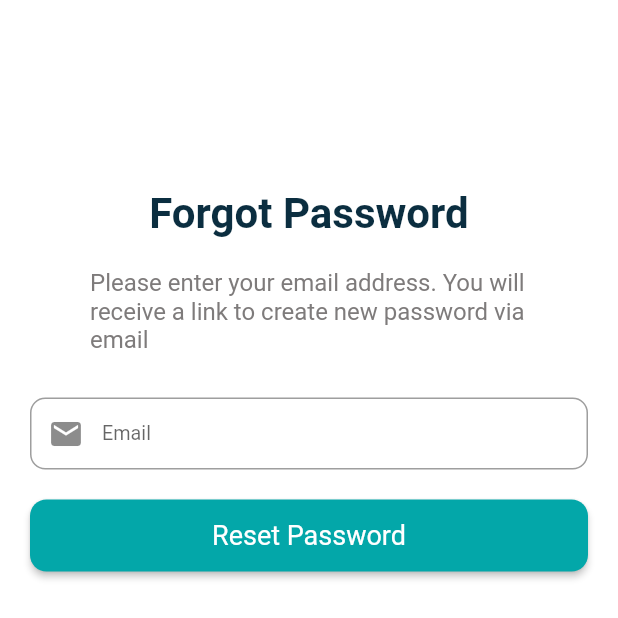
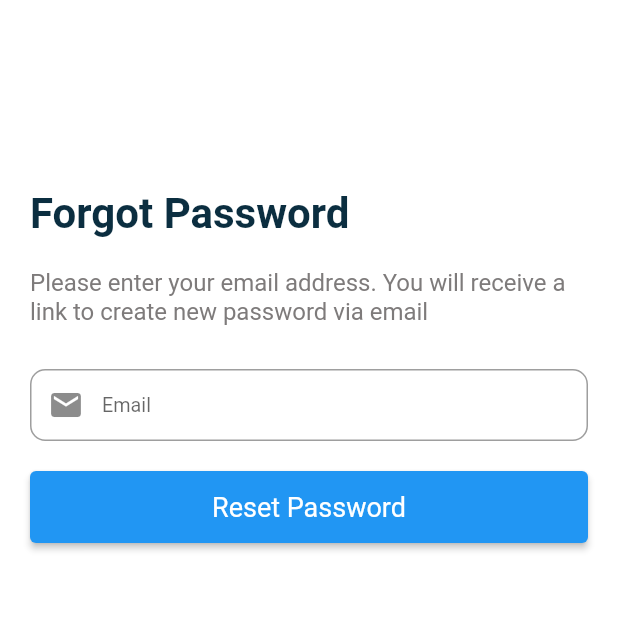
Before and after one commit to HassanHamdouna/app_api, a Flutter app: the screen it shows after launch, after a tap on "Forget Password ?", on a phone screen of 412 x 824 dp. Shown: the top 618 px of the screen. Run offline on Flutter 3.47's test engine with Material 2 defaults, Android fonts, the phone set to English and light mode, and no system bars; our stand-ins replace cached_network_image, flutter_screenutil, get, google_fonts, image_picker, shared_preferences; Roboto replaces fonts that are missing (Cairo, Ubuntu).

Commit message:
edit text and buttom color

```diff
--- a/lib/screens/auth/change_password_screen.dart
+++ b/lib/screens/auth/change_password_screen.dart
@@ -133,10 +133,8 @@ class _ChangePasswordScreenState extends State<ChangePasswordScreen> {
                     });
                   },
                   style: ElevatedButton.styleFrom(
-                      backgroundColor: const Color(0xff03A7A9),
                       minimumSize: const Size(double.infinity, 48),
-                      shape: RoundedRectangleBorder(
-                          borderRadius: BorderRadius.circular(11))),
+                      ),
                   child: Text(
                     'change Password',
                     style: GoogleFonts.ubuntu(
--- a/lib/screens/auth/forget_password_screen.dart
+++ b/lib/screens/auth/forget_password_screen.dart
@@ -54,6 +54,7 @@ class _ForgotPasswordScreenState extends State<ForgotPasswordScreen> {
           child: Center(
             child: Column(
               mainAxisAlignment: MainAxisAlignment.start,
+              crossAxisAlignment: CrossAxisAlignment.start,
               children: [
                 const SizedBox(
                   height: 70,
@@ -67,16 +68,13 @@ class _ForgotPasswordScreenState extends State<ForgotPasswordScreen> {
                 const SizedBox(
                   height: 20,
                 ),
-                Padding(
-                  padding: const EdgeInsets.only(left: 40),
-                  child: Text(
+                Text(
                     'Please enter your email address. You will receive a link to create new password via email',
                     style: GoogleFonts.ubuntu(
                       fontSize: 16,
                       fontWeight: FontWeight.w400,
                       color: const Color(0xff7E7B7B),
                     )),
-                ),
                 const SizedBox(
                   height: 29,
                 ),
@@ -99,10 +97,8 @@ class _ForgotPasswordScreenState extends State<ForgotPasswordScreen> {
                     });
                   },
                   style: ElevatedButton.styleFrom(
-                      backgroundColor: const Color(0xff03A7A9),
                       minimumSize: const Size(double.infinity, 48),
-                      shape: RoundedRectangleBorder(
-                          borderRadius: BorderRadius.circular(11))),
+                  ),
                   child: Text(
                     'Reset Password',
                     style: GoogleFonts.ubuntu(
--- a/lib/screens/auth/login_screen.dart
+++ b/lib/screens/auth/login_screen.dart
@@ -51,7 +51,7 @@ class _LoginScreenState extends State<LoginScreen> {
             crossAxisAlignment: CrossAxisAlignment.start,
             children: [
               Text(
-                'login_title',
+                'login',
                 style: GoogleFonts.poppins(
                   fontWeight: FontWeight.bold,
                   fontSize: 20.sp,
@@ -59,7 +59,7 @@ class _LoginScreenState extends State<LoginScreen> {
                 ),
               ),
               Text(
-                'login_subtitle',
+                'Please login to use the app',
                 style: GoogleFonts.cairo(
                   fontWeight: FontWeight.bold,
                   fontSize: 16.sp,
@@ -117,11 +117,11 @@ class _LoginScreenState extends State<LoginScreen> {
               Row(
                 mainAxisAlignment: MainAxisAlignment.center,
                 children: [
-                  const Text('new_account_message'),
+                  const Text('Don\'t have an account?'),
                   TextButton(
                     onPressed: () =>
                         Navigator.pushNamed(context, '/register_screen'),
-                    child: const Text('create_account'),
+                    child: const Text('create account'),
                   ),
                 ],
               ),
```
Also changed, not shown: lib/screens/auth/register_screen.dart (+1 -9 lines). Lines whose indentation alone changed are shown as unchanged.
